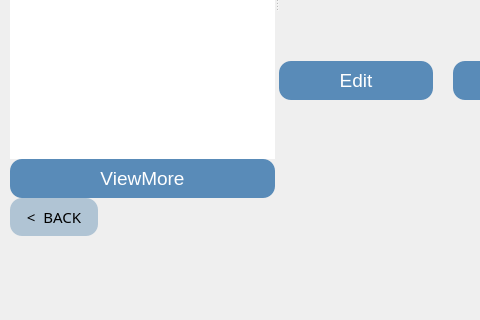
Qt form wallet_proj_qt/simple_wallet/viewusers.ui (Mahossam36/Smart-Wallet-System) before a commit; both pictures show x 0 to 480 and y 320 to 640 of the 1054 by 640 pixel window.
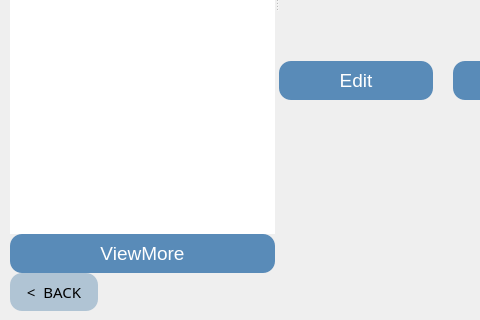
The same form after that commit.

Diff of the .ui file:
```diff
--- a/wallet_proj_qt/simple_wallet/viewusers.ui
+++ b/wallet_proj_qt/simple_wallet/viewusers.ui
@@ -41,7 +41,7 @@
        <enum>Qt::Orientation::Horizontal</enum>
       </property>
       <widget class="QWidget" name="verticalLayoutWidget_2">
-       <layout class="QVBoxLayout" name="verticalLayout_2" stretch="0,0,0,0">
+       <layout class="QVBoxLayout" name="verticalLayout_2" stretch="0,0,0">
         <property name="spacing">
          <number>0</number>
         </property>
@@ -140,22 +140,6 @@
           </item>
          </layout>
         </item>
-        <item>
-         <spacer name="verticalSpacer_5">
-          <property name="orientation">
-           <enum>Qt::Orientation::Vertical</enum>
-          </property>
-          <property name="sizeType">
-           <enum>QSizePolicy::Policy::Preferred</enum>
-          </property>
-          <property name="sizeHint" stdset="0">
-           <size>
-            <width>20</width>
-            <height>75</height>
-           </size>
-          </property>
-         </spacer>
-        </item>
        </layout>
       </widget>
       <widget class="QWidget" name="verticalLayoutWidget">
```
